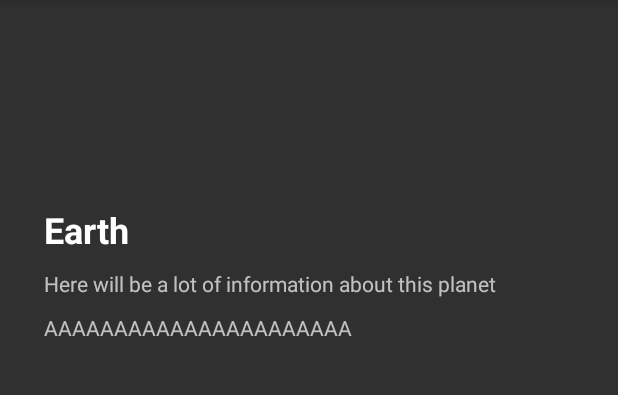
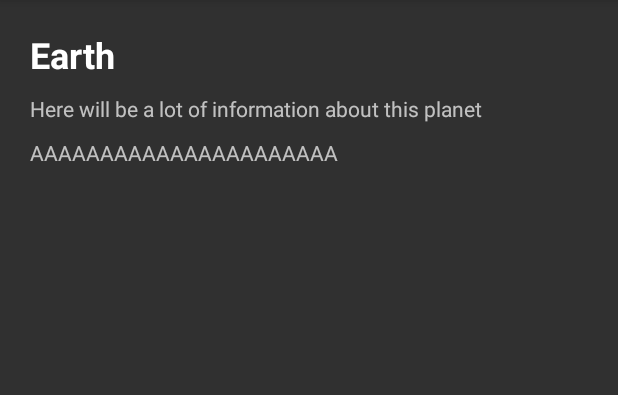
Before and after one commit to erlangshen312/solar_system, an Android app: the screen it shows after launch (DetailActivity), after a tap on "Earth", on a phone screen of 412 x 824 dp, the part 84-479 px from its top. Run offline under Robolectric (Android 15) with nearby library versions, the phone set to English and light mode, and no system bars.

Commit message:
added planets images, PlanetsAdapter is updated, database also is changed

```diff
--- a/app/src/main/java/kg/enesaitech/planets/adapter/PlanetsAdapter.java
+++ b/app/src/main/java/kg/enesaitech/planets/adapter/PlanetsAdapter.java
@@ -1,5 +1,6 @@
 package kg.enesaitech.planets.adapter;
 
+import android.app.Activity;
 import android.content.Context;
 import android.graphics.drawable.Drawable;
 import android.view.LayoutInflater;
@@ -8,12 +9,14 @@ import android.view.ViewGroup;
 import android.widget.BaseAdapter;
 import android.widget.ImageView;
 import android.widget.TextView;
+import android.widget.Toast;
 
 import java.util.ArrayList;
 
 import kg.enesaitech.planets.R;
 import kg.enesaitech.planets.activity.PlanetsActivity;
 import kg.enesaitech.planets.db.Planets;
+
 
 /**
  * Created by e.zhumanasyrov on 15.04.2019.
@@ -22,10 +25,11 @@ import kg.enesaitech.planets.db.Planets;
 public class PlanetsAdapter extends BaseAdapter {
 
     private final ArrayList<Planets> planetsListAdapter;
-    private Context context;
+    private Activity context;
 
     public PlanetsAdapter(PlanetsActivity planetsActivity, ArrayList<Planets> planet) {
         this.planetsListAdapter = planet;
+        this.context = planetsActivity;
     }
 
     @Override
@@ -56,8 +60,21 @@ public class PlanetsAdapter extends BaseAdapter {
 
         namePlanetTV.setText(planetsListAdapter.get(position).getName());
         notePlanetTV.setText(planetsListAdapter.get(position).getNote());
-        imagePlanetIV.setImageDrawable(Drawable.createFromPath(planetsListAdapter.get(position).getImage()));
 
+//        int id = context.getResources().getIdentifier("yourpackagename:drawable/" + planetsListAdapter.get(position).getImage(), null, null);
+
+//        int id = getResources().getIdentifier("yourpackagename:drawable/" + StringGenerated, null, null);
+//        int id = view.getResources().getIdentifier(planetsListAdapter.get(position).getImage(),"Planets/drawable", planetsListAdapter.get(position).getImage());
+        int id = context.getResources().getIdentifier(planetsListAdapter.get(position).getImage(), "drawable", context.getPackageName());
+//        imagePlanetIV.setImageResource();
+//        Toast.makeText(PlanetsAdapter.this, "You choose: " +  planetsListAdapter.get(position).getImage() , Toast.LENGTH_LONG).show();
+        System.out.println("********************************" + planetsListAdapter.get(position).getImage());
+        System.out.println("***************ID***************" + id);
+
+        imagePlanetIV.setImageResource(id);
+//        String image = planetsListAdapter.get(position).getImage();
+//        imagePlanetIV.setImageResource(R.drawable.image);
+//        imagePlanetIV.setImageDrawable(context.getPackageName());
         return view;
     }
 }
--- a/app/src/main/java/kg/enesaitech/planets/db/Database.java
+++ b/app/src/main/java/kg/enesaitech/planets/db/Database.java
@@ -36,9 +36,9 @@ public class Database extends SQLiteOpenHelper {
         db.execSQL(SQL_PLANETS);
 
         db.execSQL("insert into sql_planets(id, name, note, image, description) values" +
-                "(1, 'Earth' , 'Here will be a lot of information about this planet', 'logo.png' , 'AAAAAAAAAAAAAAAAAAAAAA'), " +
-                "(2, 'Jupiter' , 'Here will be a lot of information about this planet', 'logo.png' , 'BBBBBBBBBBBBBBBBBBBBBBBBB'), " +
-                "(3, 'Mars' , 'Here will be a lot of information about this planet', 'logo.png', 'CCCCCCCCCCCCCCCCCCCCCCC') "
+                "(1, 'Earth' , 'Here will be a lot of information about this planet', 'earth' , 'AAAAAAAAAAAAAAAAAAAAAA'), " +
+                "(2, 'Jupiter' , 'Here will be a lot of information about this planet', 'jupiter' , 'BBBBBBBBBBBBBBBBBBBBBBBBB'), " +
+                "(3, 'Mars' , 'Here will be a lot of information about this planet', 'mars', 'CCCCCCCCCCCCCCCCCCCCCCC') "
         );
     }
 
--- a/app/src/main/res/layout/activity_detail.xml
+++ b/app/src/main/res/layout/activity_detail.xml
@@ -8,10 +8,11 @@
 
     <ScrollView
         android:id="@+id/planet_scroll"
-        android:layout_width="393dp"
-        android:layout_height="495dp"
+        android:layout_width="0dp"
+        android:layout_height="0dp"
         app:layout_constraintBottom_toBottomOf="parent"
         app:layout_constraintEnd_toEndOf="parent"
+        app:layout_constraintHorizontal_bias="0.444"
         app:layout_constraintStart_toStartOf="parent"
         app:layout_constraintTop_toTopOf="parent">
 
@@ -20,10 +21,7 @@
             android:layout_width="match_parent"
             android:layout_height="wrap_content"
             android:orientation="vertical"
-            android:paddingEnd="20dp"
-            android:paddingLeft="20dp"
-            android:paddingRight="20dp"
-            android:paddingStart="20dp">
+            android:padding="20dp">
 
             <TextView
                 android:id="@+id/name_of_planet_detail"
```
Also changed, not shown: app/src/main/res/drawable/asteroid.png (added), app/src/main/res/drawable/blackhole.png (added), app/src/main/res/drawable/comets.png (added), app/src/main/res/drawable/earth.png (added), app/src/main/res/drawable/galaxy.png (added), app/src/main/res/drawable/jupiter.png (added), app/src/main/res/drawable/mars.png (added), app/src/main/res/drawable/mercuri.png (added), app/src/main/res/drawable/moon.png (added), app/src/main/res/drawable/neptun.png (added), app/src/main/res/drawable/pluto.png (added), app/src/main/res/drawable/saturn.png (added), app/src/main/res/drawable/sun.png (added), app/src/main/res/drawable/uranus.png (added), 1 more files.
